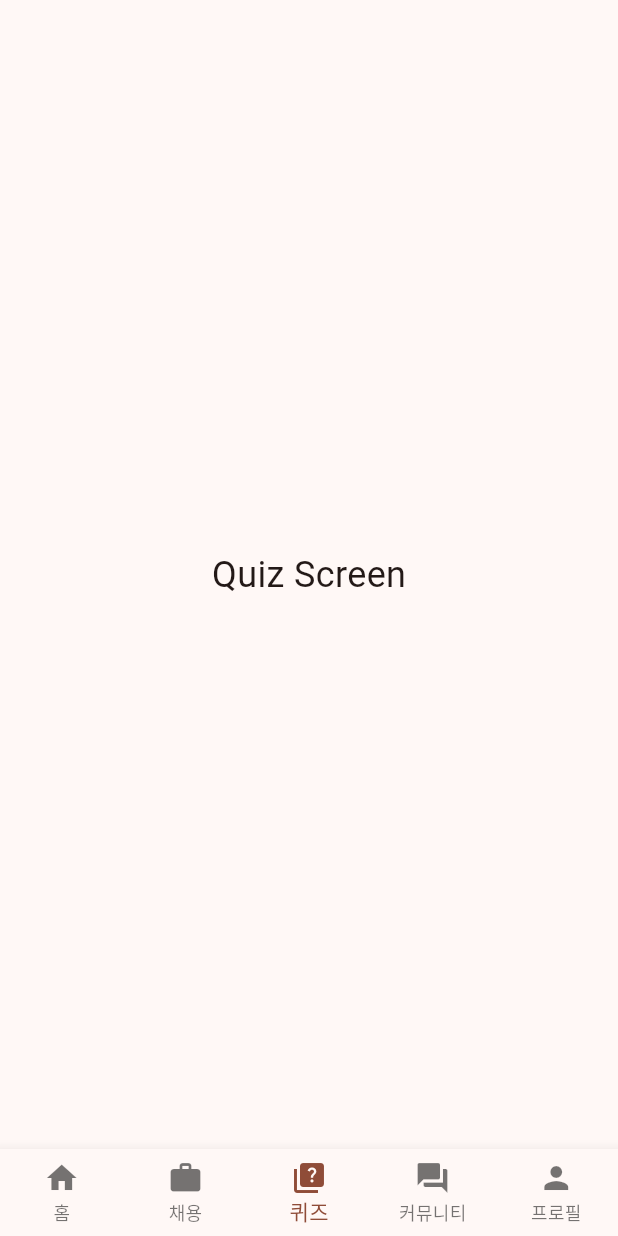
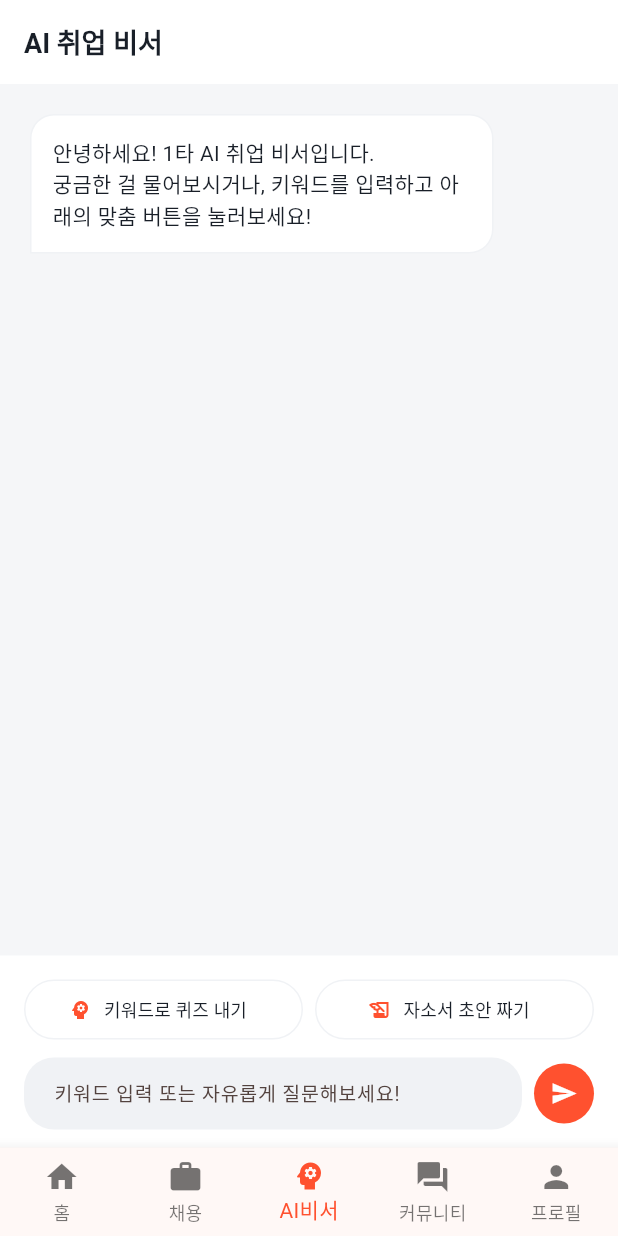
Before and after one commit to DMU-FireView/FireView, a Flutter app: the screen it shows once a user with an empty profile is signed in, item 3 of the bottom bar chosen, on a phone screen of 412 x 824 dp. Run offline on Flutter 3.47's test engine with Material 3 defaults, Android fonts, the phone set to English and light mode, and no system bars; our stand-ins replace flutter_dotenv, flutter_riverpod, go_router, google_generative_ai, supabase_flutter; accounts and stored records are empty; network calls fail.

Commit message:
ai 기능 추가

```diff
--- a/lib/core/router.dart
+++ b/lib/core/router.dart
@@ -4,67 +4,45 @@ import '../features/auth/auth_screen.dart';
 import '../features/home/main_screen.dart';
 import '../features/home/home_screen.dart';
 import '../features/jobs/jobs_screen.dart';
-import '../features/quiz/quiz_screen.dart';
+import '../features/ai/ai_chat_screen.dart'; // 👈 1. 퀴즈 대신 방금 만든 AI 챗 화면 import!
 import '../features/community/community_screen.dart';
 import '../features/profile/profile_screen.dart';
 
 final GlobalKey<NavigatorState> _rootNavigatorKey = GlobalKey<NavigatorState>();
 
 final router = GoRouter(
-  initialLocation: '/auth', // 초기 화면을 로그인 화면으로 설정
+  initialLocation: '/auth',
   navigatorKey: _rootNavigatorKey,
   routes: [
-    // 🔐 로그인 화면 라우트 추가
     GoRoute(
       path: '/auth',
       builder: (context, state) => const AuthScreen(),
     ),
-
-    // 메인 탭 구조 (로그인 성공 후 진입)
     StatefulShellRoute.indexedStack(
       builder: (context, state, navigationShell) {
         return MainScreen(navigationShell: navigationShell);
       },
       branches: [
         StatefulShellBranch(
+          routes: [GoRoute(path: '/home', builder: (context, state) => const HomeScreen())],
+        ),
+        StatefulShellBranch(
+          routes: [GoRoute(path: '/jobs', builder: (context, state) => const JobsScreen())],
+        ),
+        // 🚀 2. 3번째 탭 길 안내를 퀴즈에서 AI 챗봇으로 변경!
+        StatefulShellBranch(
           routes: [
             GoRoute(
-              path: '/home',
-              builder: (context, state) => const HomeScreen(),
+              path: '/ai', // 경로 이름도 깔끔하게 /ai로 변경
+              builder: (context, state) => const AiChatScreen(), // AiChatScreen 연결!
             ),
           ],
         ),
         StatefulShellBranch(
-          routes: [
-            GoRoute(
-              path: '/jobs',
-              builder: (context, state) => const JobsScreen(),
-            ),
-          ],
+          routes: [GoRoute(path: '/community', builder: (context, state) => const CommunityScreen())],
         ),
         StatefulShellBranch(
-          routes: [
-            GoRoute(
-              path: '/quiz',
-              builder: (context, state) => const QuizScreen(),
-            ),
-          ],
-        ),
-        StatefulShellBranch(
-          routes: [
-            GoRoute(
-              path: '/community',
-              builder: (context, state) => const CommunityScreen(),
-            ),
-          ],
-        ),
-        StatefulShellBranch(
-          routes: [
-            GoRoute(
-              path: '/profile',
-              builder: (context, state) => const ProfileScreen(),
-            ),
-          ],
+          routes: [GoRoute(path: '/profile', builder: (context, state) => const ProfileScreen())],
         ),
       ],
     ),
--- /dev/null
+++ b/lib/features/ai/ai_chat_screen.dart
@@ -0,0 +1,241 @@
+import 'package:flutter/material.dart';
+import 'package:google_generative_ai/google_generative_ai.dart';
+import 'package:flutter_dotenv/flutter_dotenv.dart';
+import 'package:supabase_flutter/supabase_flutter.dart';
+import '../home/quiz_canvas_screen.dart'; // 👈 아까 만든 퀴즈 캔버스 화면 경로! (경로가 다르면 맞춰주세요)
+
+class AppColors {
+  static const Color background = Color(0xFFF5F6F8);
+  static const Color textMain = Color(0xFF191F28);
+  static const Color textSub = Color(0xFFB0B8C1);
+  static const Color badgeBg = Color(0xFFF0F2F5);
+  static const Color pointOrange = Color(0xFFFF512F);
+  static const Color white = Colors.white;
+}
+
+class AiChatScreen extends StatefulWidget {
+  const AiChatScreen({super.key});
+
+  @override
+  State<AiChatScreen> createState() => _AiChatScreenState();
+}
+
+class _AiChatScreenState extends State<AiChatScreen> {
+  final TextEditingController _chatController = TextEditingController();
+  final ScrollController _scrollController = ScrollController();
+
+  // 채팅 기록을 저장하는 리스트 (초기 인사말 세팅)
+  final List<Map<String, String>> _messages = [
+    {'role': 'ai', 'text': '안녕하세요! 1타 AI 취업 비서입니다.\n궁금한 걸 물어보시거나, 키워드를 입력하고 아래의 맞춤 버튼을 눌러보세요!'}
+  ];
+
+  bool _isLoading = false;
+
+  @override
+  void dispose() {
+    _chatController.dispose();
+    _scrollController.dispose();
+    super.dispose();
+  }
+
+  // 화면 맨 아래로 스크롤 내리기
+  void _scrollToBottom() {
+    Future.delayed(const Duration(milliseconds: 100), () {
+      if (_scrollController.hasClients) {
+        _scrollController.animateTo(
+          _scrollController.position.maxScrollExtent,
+          duration: const Duration(milliseconds: 300),
+          curve: Curves.easeOut,
+        );
+      }
+    });
+  }
+
+  // 🚀 통합 AI 호출 함수 (일반 채팅 / 퀴즈 / 자소서)
+  Future<void> _sendMessage({String? customPrompt, String? actionType}) async {
+    final userInput = _chatController.text.trim();
+    if (userInput.isEmpty && customPrompt == null) return;
+
+    final queryText = customPrompt ?? userInput;
+
+    setState(() {
+      // 내가 보낸 메시지를 채팅창에 추가
+      if (customPrompt == null) {
+        _messages.add({'role': 'user', 'text': userInput});
+      } else {
+        _messages.add({'role': 'user', 'text': '[$actionType] 키워드: $userInput'});
+      }
+      _isLoading = true;
+    });
+
+    _chatController.clear();
+    _scrollToBottom();
+
+    try {
+      final apiKey = dotenv.env['AI_API_KEY'];
+      if (apiKey == null) throw Exception('API 키가 없습니다.');
+
+      final model = GenerativeModel(model: 'gemini-2.5-flash', apiKey: apiKey); // 2.5-flash로 바꾸셔도 됩니다!
+
+      String prompt = queryText;
+
+      // 🎯 액션 타입별로 프롬프트 조작
+      if (actionType == '퀴즈') {
+        prompt = '당신은 IT 대기업 면접관입니다. **키워드: $userInput**와 관련된 기술 면접용 객관식 퀴즈 1개를 내주세요. 파싱하기 쉽게 아래 형식으로 마크다운 없이 작성해주세요.\n\n###QUESTION### [문제 내용]\n###OPTS###\nA. [보기 1]\nB. [보기 2]\nC. [보기 3]\nD. [보기 4]\n###ANS### [A/B/C/D 중 정답 글자 하나만]\n###EXP### [자세한 해설]';
+      } else if (actionType == '자소서') {
+        // 실제 인적사항을 불러와도 좋고, 일단 MVP용 하드코딩
+        String profile = '김세나님, 신입, 웹 프론트엔드 직무 희망, 새로운 기술 습득 빠름';
+        prompt = '당신은 1타 취업 컨설턴트입니다. **인적사항: $profile, 키워드: $userInput** 정보를 기반으로 프론트엔드 개발자 자기소개서 "지원동기" 초안을 300자 내외로 작성해주세요. 1타 컨설턴트의 TIP도 추가해주세요.';
+      }
+
+      final response = await model.generateContent([Content.text(prompt)]);
+      final aiText = response.text ?? '답변을 생성하지 못했습니다.';
+
+      setState(() {
+        _isLoading = false;
+        if (actionType == '퀴즈') {
+          _messages.add({'role': 'ai', 'text': '퀴즈 생성이 완료되었습니다! 화면을 이동합니다 🚀'});
+        } else {
+          _messages.add({'role': 'ai', 'text': aiText});
+        }
+      });
+      _scrollToBottom();
+
+      // 퀴즈인 경우 캔버스 화면으로 이동
+      if (actionType == '퀴즈' && mounted) {
+        Navigator.push(context, MaterialPageRoute(builder: (context) => QuizCanvasScreen(rawText: aiText)));
+      }
+
+    } catch (e) {
+      setState(() {
+        _isLoading = false;
+        _messages.add({'role': 'ai', 'text': '앗, 오류가 발생했어요. 다시 시도해주세요! ($e)'});
+      });
+      _scrollToBottom();
+    }
+  }
+
+  @override
+  Widget build(BuildContext context) {
+    return Scaffold(
+      backgroundColor: AppColors.background,
+      appBar: AppBar(
+        backgroundColor: AppColors.white, elevation: 0,
+        title: const Text('AI 취업 비서', style: TextStyle(color: AppColors.textMain, fontSize: 18, fontWeight: FontWeight.bold)),
+      ),
+      body: Column(
+        children: [
+          // 1. 채팅창 영역
+          Expanded(
+            child: ListView.builder(
+              controller: _scrollController,
+              padding: const EdgeInsets.all(20),
+              itemCount: _messages.length,
+              itemBuilder: (context, index) {
+                final msg = _messages[index];
+                final isMe = msg['role'] == 'user';
+                return Align(
+                  alignment: isMe ? Alignment.centerRight : Alignment.centerLeft,
+                  child: Container(
+                    margin: const EdgeInsets.only(bottom: 12),
+                    padding: const EdgeInsets.all(14),
+                    decoration: BoxDecoration(
+                      color: isMe ? AppColors.textMain : AppColors.white,
+                      borderRadius: BorderRadius.circular(16).copyWith(
+                        bottomRight: isMe ? const Radius.circular(0) : const Radius.circular(16),
+                        bottomLeft: !isMe ? const Radius.circular(0) : const Radius.circular(16),
+                      ),
+                      border: isMe ? null : Border.all(color: AppColors.badgeBg),
+                    ),
+                    constraints: BoxConstraints(maxWidth: MediaQuery.of(context).size.width * 0.75),
+                    child: Text(
+                      msg['text']!,
+                      style: TextStyle(color: isMe ? AppColors.white : AppColors.textMain, height: 1.4),
+                    ),
+                  ),
+                );
+              },
+            ),
+          ),
+
+          if (_isLoading)
+            const Padding(
+              padding: EdgeInsets.all(8.0),
+              child: CircularProgressIndicator(color: AppColors.pointOrange),
+            ),
+
+          // 2. 입력 및 퀵 액션 영역
+          Container(
+            color: AppColors.white,
+            padding: EdgeInsets.only(left: 16, right: 16, top: 12, bottom: MediaQuery.of(context).padding.bottom + 12),
+            child: Column(
+              children: [
+                // 💡 맞춤 기능 버튼 (키워드 입력 후 클릭!)
+                Row(
+                  children: [
+                    Expanded(
+                      child: OutlinedButton.icon(
+                        icon: const Icon(Icons.psychology, size: 16, color: AppColors.pointOrange),
+                        label: const Text('키워드로 퀴즈 내기', style: TextStyle(color: AppColors.textMain, fontSize: 12)),
+                        style: OutlinedButton.styleFrom(side: const BorderSide(color: AppColors.badgeBg), shape: RoundedRectangleBorder(borderRadius: BorderRadius.circular(20))),
+                        onPressed: () {
+                          if (_chatController.text.isEmpty) {
+                            ScaffoldMessenger.of(context).showSnackBar(const SnackBar(content: Text('키워드를 먼저 입력해주세요!')));
+                            return;
+                          }
+                          _sendMessage(actionType: '퀴즈');
+                        },
+                      ),
+                    ),
+                    const SizedBox(width: 8),
+                    Expanded(
+                      child: OutlinedButton.icon(
+                        icon: const Icon(Icons.history_edu, size: 16, color: AppColors.pointOrange),
+                        label: const Text('자소서 초안 짜기', style: TextStyle(color: AppColors.textMain, fontSize: 12)),
+                        style: OutlinedButton.styleFrom(side: const BorderSide(color: AppColors.badgeBg), shape: RoundedRectangleBorder(borderRadius: BorderRadius.circular(20))),
+                        onPressed: () {
+                          if (_chatController.text.isEmpty) {
+                            ScaffoldMessenger.of(context).showSnackBar(const SnackBar(content: Text('키워드를 먼저 입력해주세요!')));
+                            return;
+                          }
+                          _sendMessage(actionType: '자소서');
+                        },
+                      ),
+                    ),
+                  ],
+                ),
+                const SizedBox(height: 8),
+                // 채팅 입력창
+                Row(
+                  children: [
+                    Expanded(
+                      child: TextField(
+                        controller: _chatController,
+                        decoration: InputDecoration(
+                          hintText: '키워드 입력 또는 자유롭게 질문해보세요!',
+                          hintStyle: const TextStyle(fontSize: 13),
+                          border: OutlineInputBorder(borderRadius: BorderRadius.circular(20), borderSide: BorderSide.none),
+                          filled: true, fillColor: AppColors.badgeBg,
+                          contentPadding: const EdgeInsets.symmetric(horizontal: 16, vertical: 10),
+                        ),
+                        onSubmitted: (_) => _sendMessage(),
+                      ),
+                    ),
+                    const SizedBox(width: 8),
+                    CircleAvatar(
+                      backgroundColor: AppColors.pointOrange,
+                      child: IconButton(
+                        icon: const Icon(Icons.send, color: AppColors.white, size: 18),
+                        onPressed: () => _sendMessage(),
+                      ),
+                    )
+                  ],
+                ),
+              ],
+            ),
+          )
+        ],
+      ),
+    );
+  }
+}
--- a/lib/features/home/main_screen.dart
+++ b/lib/features/home/main_screen.dart
@@ -17,10 +17,15 @@ class MainScreen extends StatelessWidget {
         currentIndex: navigationShell.currentIndex,
         onTap: (index) => navigationShell.goBranch(index),
         type: BottomNavigationBarType.fixed,
+        // 💡 선택된 탭은 FireView 오렌지색으로 포인트 주기! (선택사항)
+        selectedItemColor: const Color(0xFFFF512F),
         items: const [
           BottomNavigationBarItem(icon: Icon(Icons.home), label: '홈'),
           BottomNavigationBarItem(icon: Icon(Icons.work), label: '채용'),
-          BottomNavigationBarItem(icon: Icon(Icons.quiz), label: '퀴즈'),
+
+          // 🚀 3번째 탭: 퀴즈 -> AI 챗봇(AI비서)으로 완벽 교체!
+          BottomNavigationBarItem(icon: Icon(Icons.psychology), label: 'AI비서'),
+
           BottomNavigationBarItem(icon: Icon(Icons.forum), label: '커뮤니티'),
           BottomNavigationBarItem(icon: Icon(Icons.person), label: '프로필'),
         ],
--- a/lib/main.dart
+++ b/lib/main.dart
@@ -3,6 +3,7 @@ import 'package:flutter_dotenv/flutter_dotenv.dart';
 import 'package:flutter_riverpod/flutter_riverpod.dart';
 import 'package:supabase_flutter/supabase_flutter.dart';
 import 'core/router.dart';
+import 'features/ai/ai_chat_screen.dart';
 import 'dart:ui'; // 마우스 터치 인식을 위해 추가
 Future<void> main() async {
   // 1. Flutter 바인딩 초기화
--- a/pubspec.yaml
+++ b/pubspec.yaml
@@ -39,6 +39,7 @@ dependencies:
   flutter_riverpod: ^3.3.1
   google_sign_in: ^7.1.1
   flutter_dotenv: ^6.0.0
+  google_generative_ai: ^0.4.7
 
 dev_dependencies:
   flutter_test:
```
Also changed, not shown: lib/features/home/home_screen.dart (+65 -167 lines), lib/features/home/quiz_canvas_screen.dart (added, +209 -0 lines), pubspec.lock.
